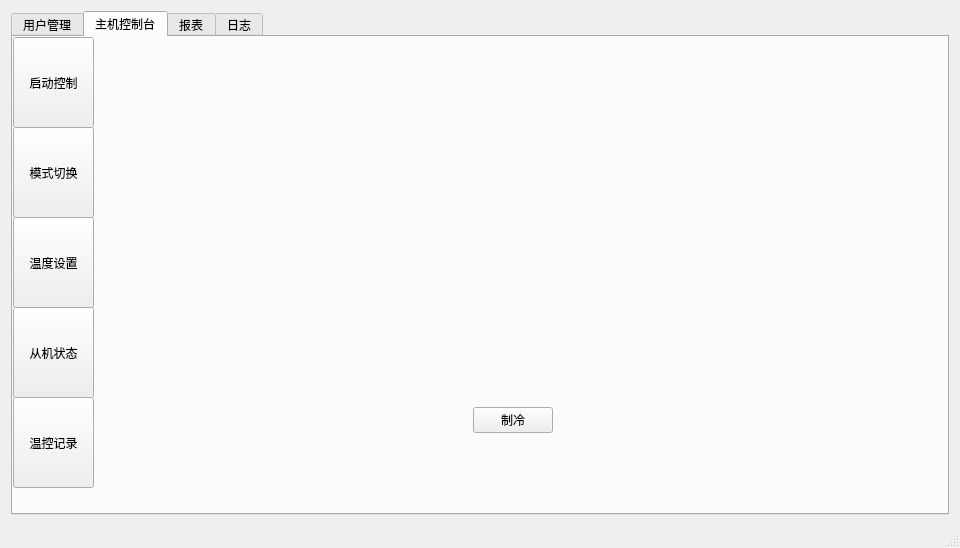
The window that master/mainwindow.ui (fengshenfeilian/airCondition) describes before a commit, drawn with Qt 5.
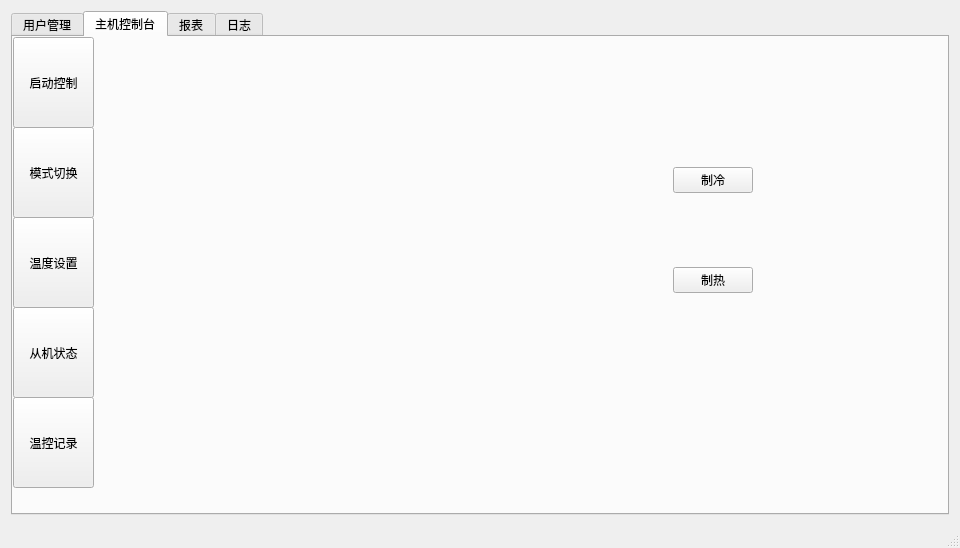
The same window after the commit. The open tabs and pages were chosen to show the change.

Diff of the .ui file:
```diff
--- a/master/mainwindow.ui
+++ b/master/mainwindow.ui
@@ -172,8 +172,8 @@
          <widget class="QPushButton" name="pbmode">
           <property name="geometry">
            <rect>
-            <x>360</x>
-            <y>340</y>
+            <x>560</x>
+            <y>100</y>
             <width>80</width>
             <height>26</height>
            </rect>
@@ -182,6 +182,19 @@
            <string>制冷</string>
           </property>
          </widget>
+         <widget class="QPushButton" name="pbModeWarm">
+          <property name="geometry">
+           <rect>
+            <x>560</x>
+            <y>200</y>
+            <width>80</width>
+            <height>26</height>
+           </rect>
+          </property>
+          <property name="text">
+           <string>制热</string>
+          </property>
+         </widget>
         </widget>
         <widget class="QWidget" name="page_3">
          <widget class="QFrame" name="frame">
```
Left out of the diff: 4 changed lines with no effect on the pictures.
